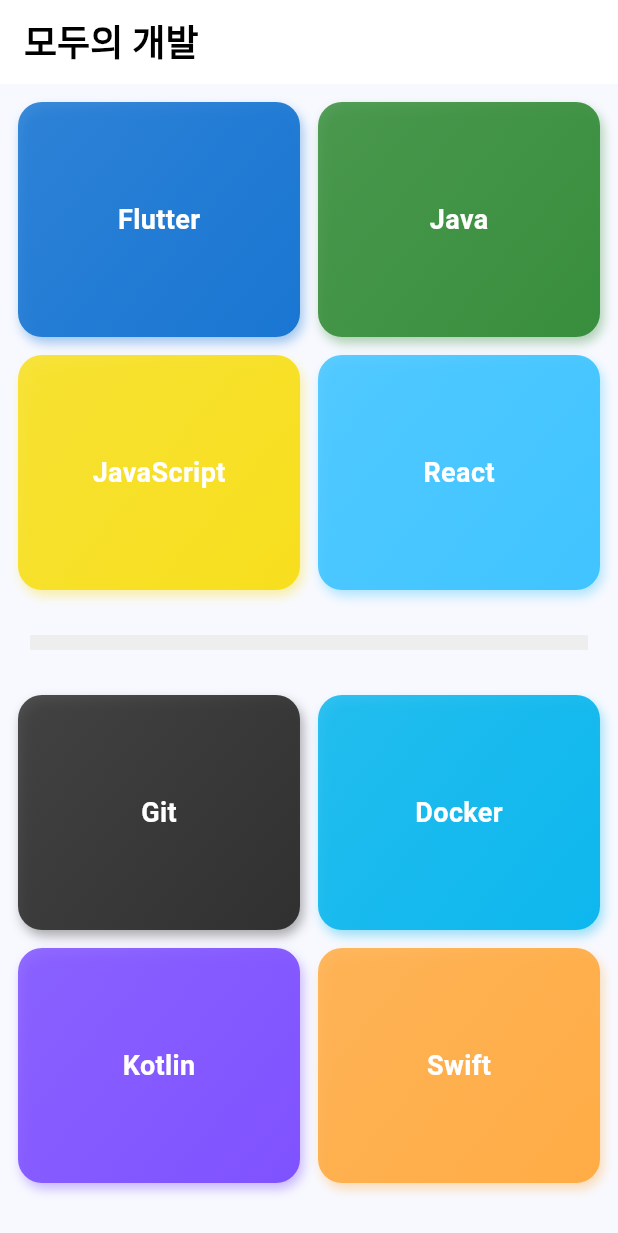
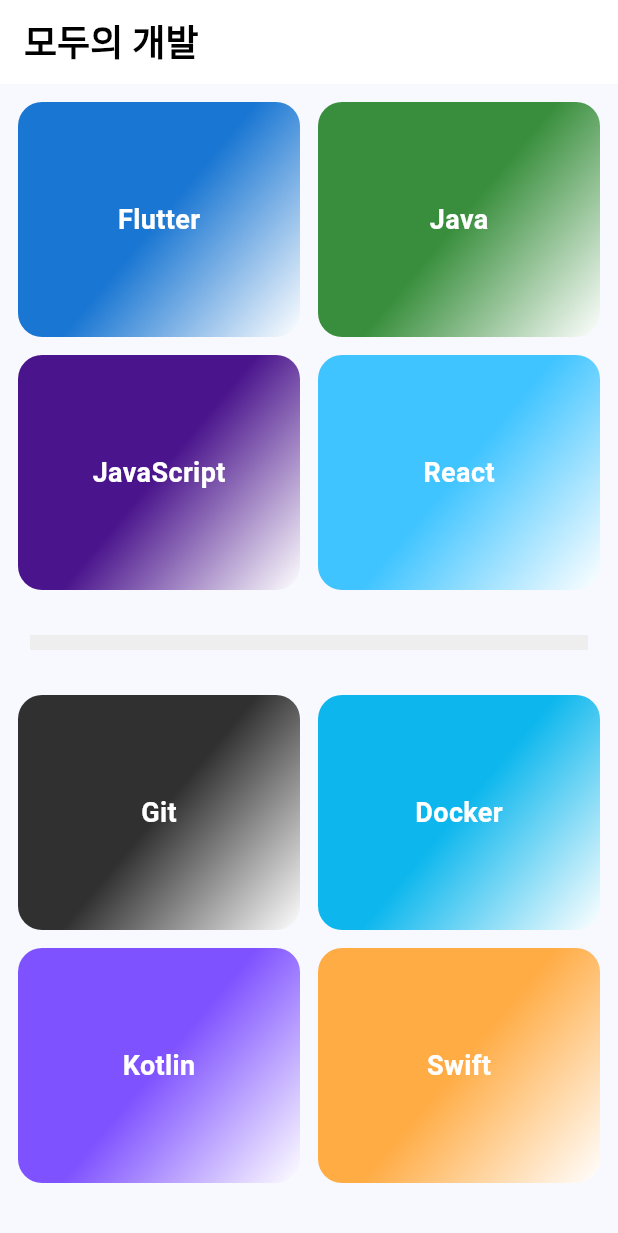
Before and after one commit to JOCHEILMIN/flutter_community, a Flutter app: the screen it shows after launch, on a phone screen of 412 x 824 dp. Shown: the top 1233 px of the screen. Run offline on Flutter 3.47's test engine with Material 3 defaults, Android fonts, the phone set to English and light mode, and no system bars; our stand-ins replace go_router.

Commit message:
> 2025-06-05 15:12
>> home_screen 색 수정 #1

```diff
--- a/lib/screens/home/home_screen.dart
+++ b/lib/screens/home/home_screen.dart
@@ -8,26 +8,96 @@
   const HomeScreen({super.key});
 
   final List<Category> categories = const [
-    Category(id: 1, name: 'Flutter'),
-    Category(id: 2, name: 'Java'),
-    Category(id: 3, name: 'JavaScript'),
-    Category(id: 4, name: 'React'),
-    Category(id: 5, name: 'Git'),
-    Category(id: 6, name: 'Docker'),
-    Category(id: 7, name: 'Kotlin'),
-    Category(id: 8, name: 'Swift'),
+    Category(
+      id: 1,
+      name: 'Flutter',
+      color: Color(0xFF1976D2),
+      gradient: LinearGradient(
+        colors: [Color(0xFF1976D2), Colors.white],
+        stops: [0.5, 2.0],
+        begin: Alignment.topLeft,
+        end: Alignment.bottomRight,
+      ),
+    ),
+    Category(
+      id: 2,
+      name: 'Java',
+      color: Color(0xFF388E3C),
+      gradient: LinearGradient(
+        colors: [Color(0xFF388E3C), Colors.white],
+        stops: [0.5, 2.0],
+        begin: Alignment.topLeft,
+        end: Alignment.bottomRight,
+      ),
+    ),
+    Category(
+      id: 3,
+      name: 'JavaScript',
+      color: Color(0xFF4A148C),
+      gradient: LinearGradient(
+        colors: [Color(0xFF4A148C), Colors.white],
+        stops: [0.5, 2.0],
+        begin: Alignment.topLeft,
+        end: Alignment.bottomRight,
+      ),
+    ),
+    Category(
+      id: 4,
+      name: 'React',
+      color: Color(0xFF40C4FF),
+      gradient: LinearGradient(
+        colors: [Color(0xFF40C4FF), Colors.white],
+        stops: [0.5, 2.0],
+        begin: Alignment.topLeft,
+        end: Alignment.bottomRight,
+      ),
+    ),
+    Category(
+      id: 5,
+      name: 'Git',
+      color: Color(0xFF303030),
+      gradient: LinearGradient(
+        colors: [Color(0xFF303030), Colors.white],
+        stops: [0.5, 2.0],
+        begin: Alignment.topLeft,
+        end: Alignment.bottomRight,
+      ),
+    ),
+    Category(
+      id: 6,
+      name: 'Docker',
+      color: Color(0xFF0db7ed),
+      gradient: LinearGradient(
+        colors: [Color(0xFF0db7ed), Colors.white],
+        stops: [0.5, 2.0],
+        begin: Alignment.topLeft,
+        end: Alignment.bottomRight,
+      ),
+    ),
+    Category(
+      id: 7,
+      name: 'Kotlin',
+      color: Color(0xFF7f52ff),
+      gradient: LinearGradient(
+        colors: [Color(0xFF7f52ff), Colors.white],
+        stops: [0.5, 2.0],
+        begin: Alignment.topLeft,
+        end: Alignment.bottomRight,
+      ),
+    ),
+    Category(
+      id: 8,
+      name: 'Swift',
+      color: Color(0xFFffac45),
+      gradient: LinearGradient(
+        colors: [Color(0xFFffac45), Colors.white],
+        stops: [0.5, 2.0],
+        begin: Alignment.topLeft,
+        end: Alignment.bottomRight,
+      ),
+    ),
   ];
 
-  static const List<Color> backgroundColors = [
-    Color(0xFF1976D2), // Flutter
-    Color(0xFF388E3C), // Java (Spring)
-    Color(0xFFF7DF1E), // JavaScript
-    Color(0xFF40C4FF), // React
-    Color(0xFF303030), // Git
-    Color(0xFF0db7ed), // Docker
-    Color(0xFF7f52ff), // Kotlin
-    Color(0xFFffac45), // Swift
-  ];
 
   @override
   Widget build(BuildContext context) {
@@ -75,7 +145,6 @@
             ),
             itemBuilder: (context, index) {
               final cat = group[index];
-              final bgColor = backgroundColors[categories.indexOf(cat) % backgroundColors.length];
 
               return GestureDetector(
                 onTap: () {
@@ -98,18 +167,8 @@
                 child: Container(
                   decoration: BoxDecoration(
                     borderRadius: BorderRadius.circular(16),
-                    gradient: LinearGradient(
-                      colors: [bgColor.withOpacity(0.85), bgColor],
-                      begin: Alignment.topLeft,
-                      end: Alignment.bottomRight,
-                    ),
-                    boxShadow: [
-                      BoxShadow(
-                        color: bgColor.withOpacity(0.4),
-                        blurRadius: 6,
-                        offset: const Offset(2, 4),
-                      ),
-                    ],
+                    gradient: cat.gradient,
+                    color: cat.color,
                   ),
                   child: Center(
                     child: Text(
@@ -143,5 +202,13 @@
 class Category {
   final int id;
   final String name;
-  const Category({required this.id, required this.name});
+  final Color color;
+  final Gradient gradient;
+
+  const Category({
+    required this.id,
+    required this.name,
+    required this.color,
+    required this.gradient,
+  });
 }
```
